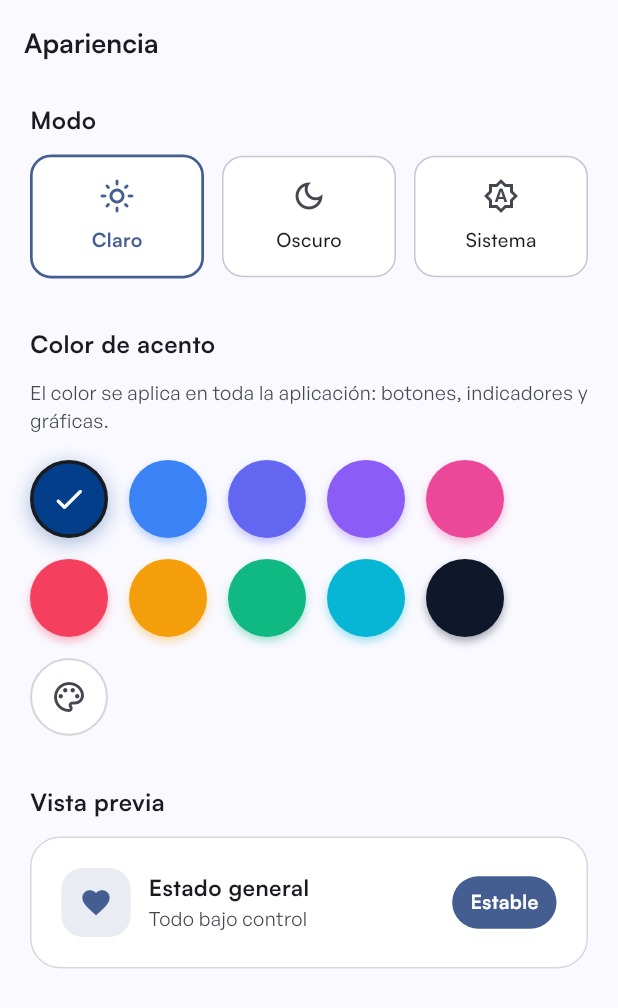
After one commit to PablitinGlez/asthmaApp, a Flutter app: the AppearanceScreen screen opened by its route, after a tap on "Claro", on a phone screen of 412 x 824 dp. The commit adds this screen. Shown: the top 1008 px of the screen. Run offline on Flutter 3.47's test engine with Material 3 defaults, Android fonts, the light colour scheme and no system bars; drawn by our look-alikes of toastification; our stand-ins replace animate_do, avatar_glow, dio, firebase_core, firebase_messaging, fl_chart and 26 more; missing offline and left inert: health, tutorial_coach_mark, workmanager; accounts and stored records are empty; network calls fail; statements that could not run were skipped; project files that could hold a hidden picture were left out.

Commit message:
feat(movil): sistema de apariencia persistente (Items 10 y 12)
- Provider Riverpod que persiste color de acento y modo (claro/oscuro/sistema) por usuario en SharedPreferences.
- buildAppTheme() central: tema claro y oscuro premium basado en color de acento (Material 3, Satoshi).
- Pantalla 'Apariencia' con selector de modo, paleta de acentos y picker de color personalizado.
- Ruta /appearance y acceso desde Perfil > Preferencias.
- MaterialApp ahora aplica tema/darkTheme/themeMode reactivos.

```diff
--- a/lib/config/router/app_router.dart
+++ b/lib/config/router/app_router.dart
@@ -36,6 +36,7 @@ import '../../presentation/profile/screens/mfa_setup_screen.dart';
 import '../../presentation/auth/screens/mfa_verification_screen.dart';
 import '../../presentation/medications/screens/medications_screen.dart';
 import '../../presentation/home/screens/sos_screen.dart';
+import '../../presentation/profile/screens/appearance_screen.dart';
 
 class AuthRouterNotifier extends ChangeNotifier {
   final Ref _ref;
@@ -355,6 +356,11 @@ final appRouterProvider = Provider<GoRouter>((ref) {
         builder: (context, state) => const PermissionsScreen(),
       ),
       GoRoute(
+        path: '/appearance',
+        name: 'appearance',
+        builder: (context, state) => const AppearanceScreen(),
+      ),
+      GoRoute(
         path: '/personal-info',
         name: 'personal-info',
         builder: (context, state) => const PersonalInfoScreen(),
--- /dev/null
+++ b/lib/core/theme/app_theme.dart
@@ -0,0 +1,84 @@
+import 'package:flutter/material.dart';
+
+const int kDefaultAccent = 0xFF023E8A;
+
+const List<Color> kAccentPalette = <Color>[
+  Color(0xFF023E8A),
+  Color(0xFF3B82F6),
+  Color(0xFF6366F1),
+  Color(0xFF8B5CF6),
+  Color(0xFFEC4899),
+  Color(0xFFF43F5E),
+  Color(0xFFF59E0B),
+  Color(0xFF10B981),
+  Color(0xFF06B6D4),
+  Color(0xFF0F172A),
+];
+
+ThemeData buildAppTheme(Color seedColor, Brightness brightness) {
+  final scheme = ColorScheme.fromSeed(
+    seedColor: seedColor,
+    brightness: brightness,
+  );
+
+  final bool isDark = brightness == Brightness.dark;
+
+  return ThemeData(
+    useMaterial3: true,
+    brightness: brightness,
+    colorScheme: scheme,
+    fontFamily: 'Satoshi',
+    scaffoldBackgroundColor: isDark ? const Color(0xFF0E0E13) : scheme.surface,
+    appBarTheme: AppBarTheme(
+      backgroundColor: isDark ? const Color(0xFF0E0E13) : scheme.surface,
+      foregroundColor: scheme.onSurface,
+      surfaceTintColor: Colors.transparent,
+      elevation: 0,
+      scrolledUnderElevation: 0,
+      centerTitle: false,
+      titleTextStyle: TextStyle(
+        fontFamily: 'Satoshi',
+        fontSize: 18,
+        fontWeight: FontWeight.w700,
+        color: scheme.onSurface,
+      ),
+    ),
+    cardTheme: CardThemeData(
+      color: isDark ? const Color(0xFF1A1A22) : scheme.surface,
+      elevation: 0,
+      shape: RoundedRectangleBorder(borderRadius: BorderRadius.circular(18)),
+    ),
+    dividerTheme: DividerThemeData(
+      color: scheme.outlineVariant.withValues(alpha: 0.6),
+      thickness: 1,
+      space: 1,
+    ),
+    inputDecorationTheme: InputDecorationTheme(
+      filled: true,
+      fillColor: isDark ? const Color(0xFF1A1A22) : scheme.surfaceContainerLowest,
+      border: OutlineInputBorder(
+        borderRadius: BorderRadius.circular(14),
+        borderSide: BorderSide(color: scheme.outlineVariant),
+      ),
+      enabledBorder: OutlineInputBorder(
+        borderRadius: BorderRadius.circular(14),
+        borderSide: BorderSide(color: scheme.outlineVariant),
+      ),
+      focusedBorder: OutlineInputBorder(
+        borderRadius: BorderRadius.circular(14),
+        borderSide: BorderSide(color: scheme.primary, width: 1.6),
+      ),
+    ),
+    navigationBarTheme: NavigationBarThemeData(
+      backgroundColor: isDark ? const Color(0xFF15151C) : scheme.surface,
+      indicatorColor: scheme.primary.withValues(alpha: 0.14),
+      surfaceTintColor: Colors.transparent,
+    ),
+    snackBarTheme: SnackBarThemeData(
+      behavior: SnackBarBehavior.floating,
+      backgroundColor: isDark ? const Color(0xFF1A1A22) : scheme.inverseSurface,
+      contentTextStyle: TextStyle(color: scheme.onInverseSurface),
+      shape: RoundedRectangleBorder(borderRadius: BorderRadius.circular(14)),
+    ),
+  );
+}
--- a/lib/main.dart
+++ b/lib/main.dart
@@ -11,6 +11,8 @@ import 'package:toastification/toastification.dart';
 import 'presentation/home/providers/push_notifications_provider.dart';
 import 'infrastructure/notifications/services/local_notification_service.dart';
 import 'infrastructure/services/background_sync_service.dart';
+import 'presentation/profile/providers/appearance_provider.dart';
+import 'core/theme/app_theme.dart';
 
 void main() async {
   WidgetsFlutterBinding.ensureInitialized();
@@ -72,16 +74,15 @@ class MainApp extends ConsumerWidget {
     ref.listen(pushNotificationsProvider, (_, __) {});
 
     final router = ref.watch(appRouterProvider);
+    final appearance = ref.watch(appearanceProvider);
 
     return ToastificationWrapper(
       child: MaterialApp.router(
         title: 'Asthma App',
         debugShowCheckedModeBanner: false,
-        theme: ThemeData(
-          colorScheme: ColorScheme.fromSeed(seedColor: const Color(0xFF023E8A)),
-          useMaterial3: true,
-          fontFamily: 'Satoshi',
-        ),
+        theme: buildAppTheme(appearance.seedColor, Brightness.light),
+        darkTheme: buildAppTheme(appearance.seedColor, Brightness.dark),
+        themeMode: appearance.themeMode,
         routerConfig: router,
         localizationsDelegates: const [
           GlobalMaterialLocalizations.delegate,
--- /dev/null
+++ b/lib/presentation/profile/providers/appearance_provider.dart
@@ -0,0 +1,85 @@
+import 'package:flutter/material.dart';
+import 'package:flutter_riverpod/flutter_riverpod.dart';
+import 'package:shared_preferences/shared_preferences.dart';
+import '../../../core/theme/app_theme.dart';
+import '../../auth/providers/auth_provider.dart';
+
+class AppAppearance {
+  final Color seedColor;
+  final ThemeMode themeMode;
+
+  const AppAppearance({
+    required this.seedColor,
+    required this.themeMode,
+  });
+
+  AppAppearance copyWith({Color? seedColor, ThemeMode? themeMode}) {
+    return AppAppearance(
+      seedColor: seedColor ?? this.seedColor,
+      themeMode: themeMode ?? this.themeMode,
+    );
+  }
+}
+
+class AppearanceNotifier extends Notifier<AppAppearance> {
+  @override
+  AppAppearance build() {
+    final authState = ref.watch(authStateProvider);
+    final user = authState.value;
+    if (user != null) {
+      _loadFromPrefs(user.id);
+    }
+    return const AppAppearance(
+      seedColor: Color(kDefaultAccent),
+      themeMode: ThemeMode.system,
+    );
+  }
+
+  Future<void> _loadFromPrefs(String userId) async {
+    final prefs = await SharedPreferences.getInstance();
+    final seed = prefs.getInt('appearance_seed_$userId') ?? kDefaultAccent;
+    final mode = prefs.getString('appearance_theme_$userId') ?? 'system';
+    state = AppAppearance(
+      seedColor: Color(seed),
+      themeMode: _parseMode(mode),
+    );
+  }
+
+  ThemeMode _parseMode(String value) {
+    switch (value) {
+      case 'light':
+        return ThemeMode.light;
+      case 'dark':
+        return ThemeMode.dark;
+      default:
+        return ThemeMode.system;
+    }
+  }
+
+  Future<void> setSeedColor(Color color) async {
+    state = state.copyWith(seedColor: color);
+    await _persist();
+  }
+
+  Future<void> setThemeMode(ThemeMode mode) async {
+    state = state.copyWith(themeMode: mode);
+    await _persist();
+  }
+
+  Future<void> _persist() async {
+    final user = ref.read(authStateProvider).value;
+    if (user == null) return;
+
+    final prefs = await SharedPreferences.getInstance();
+    await prefs.setInt('appearance_seed_${user.id}', state.seedColor.toARGB32());
+    final String mode = state.themeMode == ThemeMode.dark
+        ? 'dark'
+        : state.themeMode == ThemeMode.light
+            ? 'light'
+            : 'system';
+    await prefs.setString('appearance_theme_${user.id}', mode);
+  }
+}
+
+final appearanceProvider =
+    NotifierProvider<AppearanceNotifier, AppAppearance>(AppearanceNotifier.new);
--- /dev/null
+++ b/lib/presentation/profile/screens/appearance_screen.dart
@@ -0,0 +1,316 @@
+import 'package:flutter/material.dart';
+import 'package:flutter_riverpod/flutter_riverpod.dart';
+import 'package:flutter_colorpicker/flutter_colorpicker.dart';
+import '../providers/appearance_provider.dart';
+import '../../../core/theme/app_theme.dart';
+
+class AppearanceScreen extends ConsumerWidget {
+  const AppearanceScreen({super.key});
+
+  @override
+  Widget build(BuildContext context, WidgetRef ref) {
+    final appearance = ref.watch(appearanceProvider);
+    final scheme = Theme.of(context).colorScheme;
+    final isDark = Theme.of(context).brightness == Brightness.dark;
+
+    final containerColor =
+        isDark ? const Color(0xFF1A1A22) : Colors.white;
+    final mutedColor = scheme.onSurfaceVariant;
+    final borderColor = scheme.outlineVariant.withValues(alpha: 0.7);
+
+    return Scaffold(
+      appBar: AppBar(title: const Text('Apariencia')),
+      body: ListView(
+        padding: const EdgeInsets.symmetric(horizontal: 20, vertical: 12),
+        children: [
+          _buildSectionTitle(context, 'Modo'),
+          const SizedBox(height: 12),
+          Row(
+            children: [
+              _buildModeOption(
+                context,
+                label: 'Claro',
+                icon: Icons.light_mode_outlined,
+                selected: appearance.themeMode == ThemeMode.light,
+                onTap: () =>
+                    ref.read(appearanceProvider.notifier).setThemeMode(ThemeMode.light),
+              ),
+              const SizedBox(width: 12),
+              _buildModeOption(
+                context,
+                label: 'Oscuro',
+                icon: Icons.dark_mode_outlined,
+                selected: appearance.themeMode == ThemeMode.dark,
+                onTap: () =>
+                    ref.read(appearanceProvider.notifier).setThemeMode(ThemeMode.dark),
+              ),
+              const SizedBox(width: 12),
+              _buildModeOption(
+                context,
+                label: 'Sistema',
+                icon: Icons.brightness_auto_outlined,
+                selected: appearance.themeMode == ThemeMode.system,
+                onTap: () =>
+                    ref.read(appearanceProvider.notifier).setThemeMode(ThemeMode.system),
+              ),
+            ],
+          ),
+          const SizedBox(height: 32),
+          _buildSectionTitle(context, 'Color de acento'),
+          const SizedBox(height: 12),
+          Text(
+            'El color se aplica en toda la aplicación: botones, indicadores y gráficas.',
+            style: TextStyle(fontFamily: 'GeneralSans', fontSize: 13, color: mutedColor),
+          ),
+          const SizedBox(height: 16),
+          Wrap(
+            spacing: 14,
+            runSpacing: 14,
+            children: [
+              for (final color in kAccentPalette)
+                _buildSwatch(
+                  context,
+                  color: color,
+                  selected: color.toARGB32() == appearance.seedColor.toARGB32(),
+                  onTap: () =>
+                      ref.read(appearanceProvider.notifier).setSeedColor(color),
+                ),
+              _buildCustomSwatch(
+                context,
+                containerColor: containerColor,
+                borderColor: borderColor,
+                onTap: () => _pickCustomColor(context, ref),
+              ),
+            ],
+          ),
+          const SizedBox(height: 32),
+          _buildSectionTitle(context, 'Vista previa'),
+          const SizedBox(height: 12),
+          Container(
+            padding: const EdgeInsets.all(20),
+            decoration: BoxDecoration(
+              color: containerColor,
+              borderRadius: BorderRadius.circular(20),
+              border: Border.all(color: borderColor),
+            ),
+            child: Column(
+              crossAxisAlignment: CrossAxisAlignment.start,
+              children: [
+                Row(
+                  children: [
+                    Container(
+                      padding: const EdgeInsets.all(12),
+                      decoration: BoxDecoration(
+                        color: scheme.primary.withValues(alpha: 0.12),
+                        borderRadius: BorderRadius.circular(14),
+                      ),
+                      child: Icon(Icons.favorite, color: scheme.primary, size: 22),
+                    ),
+                    const SizedBox(width: 12),
+                    Expanded(
+                      child: Column(
+                        crossAxisAlignment: CrossAxisAlignment.start,
+                        children: [
+                          Text(
+                            'Estado general',
+                            style: TextStyle(
+                              fontFamily: 'Satoshi',
+                              fontSize: 15,
+                              fontWeight: FontWeight.w600,
+                              color: scheme.onSurface,
+                            ),
+                          ),
+                          const SizedBox(height: 2),
+                          Text(
+                            'Todo bajo control',
+                            style: TextStyle(
+                              fontFamily: 'GeneralSans',
+                              fontSize: 13,
+                              color: mutedColor,
+                            ),
+                          ),
+                        ],
+                      ),
+                    ),
+                    Container(
+                      padding: const EdgeInsets.symmetric(horizontal: 12, vertical: 8),
+                      decoration: BoxDecoration(
+                        color: scheme.primary,
+                        borderRadius: BorderRadius.circular(30),
+                      ),
+                      child: Text(
+                        'Estable',
+                        style: TextStyle(
+                          fontFamily: 'Satoshi',
+                          fontSize: 13,
+                          fontWeight: FontWeight.w700,
+                          color: scheme.onPrimary,
+                        ),
+                      ),
+                    ),
+                  ],
+                ),
+              ],
+            ),
+          ),
+          const SizedBox(height: 24),
+        ],
+      ),
+    );
+  }
+
+  Widget _buildSectionTitle(BuildContext context, String title) {
+    return Text(
+      title,
+      style: TextStyle(
+        fontFamily: 'Satoshi',
+        fontSize: 16,
+        fontWeight: FontWeight.w700,
+        color: Theme.of(context).colorScheme.onSurface,
+      ),
+    );
+  }
+
+  Widget _buildModeOption(
+    BuildContext context, {
+    required String label,
+    required IconData icon,
+    required bool selected,
+    required VoidCallback onTap,
+  }) {
+    final scheme = Theme.of(context).colorScheme;
+    final isDark = Theme.of(context).brightness == Brightness.dark;
+
+    return Expanded(
+      child: InkWell(
+        onTap: onTap,
+        borderRadius: BorderRadius.circular(14),
+        child: Container(
+          padding: const EdgeInsets.symmetric(vertical: 14),
+          decoration: BoxDecoration(
+            color: isDark ? const Color(0xFF1A1A22) : Colors.white,
+            borderRadius: BorderRadius.circular(14),
+            border: Border.all(
+              color: selected ? scheme.primary : scheme.outlineVariant,
+              width: selected ? 1.8 : 1,
+            ),
+          ),
+          child: Column(
+            children: [
+              Icon(icon, color: selected ? scheme.primary : scheme.onSurfaceVariant),
+              const SizedBox(height: 8),
+              Text(
+                label,
+                style: TextStyle(
+                  fontFamily: 'Satoshi',
+                  fontSize: 13,
+                  fontWeight: selected ? FontWeight.w700 : FontWeight.w500,
+                  color: selected ? scheme.primary : scheme.onSurface,
+                ),
+              ),
+            ],
+          ),
+        ),
+      ),
+    );
+  }
+
+  Widget _buildSwatch(
+    BuildContext context, {
+    required Color color,
+    required bool selected,
+    required VoidCallback onTap,
+  }) {
+    final scheme = Theme.of(context).colorScheme;
+    return GestureDetector(
+      onTap: onTap,
+      child: Container(
+        width: 52,
+        height: 52,
+        decoration: BoxDecoration(
+          color: color,
+          shape: BoxShape.circle,
+          border: Border.all(
+            color: selected ? scheme.onSurface : Colors.transparent,
+            width: 2.4,
+          ),
+          boxShadow: [
+            BoxShadow(
+              color: color.withValues(alpha: 0.35),
+              blurRadius: selected ? 10 : 4,
+              offset: const Offset(0, 3),
+            ),
+          ],
+        ),
+        child: selected
+            ? const Icon(Icons.check_rounded, color: Colors.white, size: 24)
+            : null,
+      ),
+    );
+  }
+
+  Widget _buildCustomSwatch(
+    BuildContext context, {
+    required Color containerColor,
+    required Color borderColor,
+    required VoidCallback onTap,
+  }) {
+    final scheme = Theme.of(context).colorScheme;
+    return GestureDetector(
+      onTap: onTap,
+      child: Container(
+        width: 52,
+        height: 52,
+        decoration: BoxDecoration(
+          color: containerColor,
+          shape: BoxShape.circle,
+          border: Border.all(color: borderColor, width: 1.4),
+        ),
+        child: Icon(
+          Icons.palette_outlined,
+          color: scheme.onSurfaceVariant,
+          size: 24,
+        ),
+      ),
+    );
+  }
+
+  Future<void> _pickCustomColor(BuildContext context, WidgetRef ref) async {
+    final current = ref.read(appearanceProvider).seedColor;
+    final scheme = Theme.of(context).colorScheme;
+    final isDark = Theme.of(context).brightness == Brightness.dark;
+
+    final picked = await showDialog<Color>(
+      context: context,
+      builder: (dialogContext) => AlertDialog(
+        backgroundColor: isDark ? const Color(0xFF1A1A22) : Colors.white,
+        shape: RoundedRectangleBorder(borderRadius: BorderRadius.circular(20)),
+        title: const Text('Color personalizado'),
+        content: SingleChildScrollView(
+          child: ColorPicker(
+            pickerColor: current,
+            onColorChanged: (_) {},
+            enableAlpha: false,
+            hexInputBar: true,
+            labelTypes: const [],
+          ),
+        ),
+        actions: [
+          TextButton(
+            onPressed: () => Navigator.of(dialogContext).pop(),
+            child: const Text('Cancelar'),
+          ),
+          TextButton(
+            style: TextButton.styleFrom(foregroundColor: scheme.primary),
+            onPressed: () => Navigator.of(dialogContext).pop(current),
+            child: const Text('Aceptar'),
+          ),
+        ],
+      ),
+    );
+
+    if (picked != null) {
+      await ref.read(appearanceProvider.notifier).setSeedColor(picked);
+    }
+  }
+}
--- a/lib/presentation/profile/screens/profile_screen.dart
+++ b/lib/presentation/profile/screens/profile_screen.dart
@@ -295,6 +295,17 @@ class ProfileScreen extends ConsumerWidget {
               subtitle: "Configura alertas y recordatorios",
               onTap: () {
                 context.push('/notifications');
+              },
+            ),
+
+            const SizedBox(height: 12),
+
+            _buildOptionCard(
+              icon: Icons.palette_outlined,
+              title: "Apariencia",
+              subtitle: "Modo oscuro y color del sistema",
+              onTap: () {
+                context.push('/appearance');
               },
             ),
 
```
Also changed, not shown: pubspec.lock.
